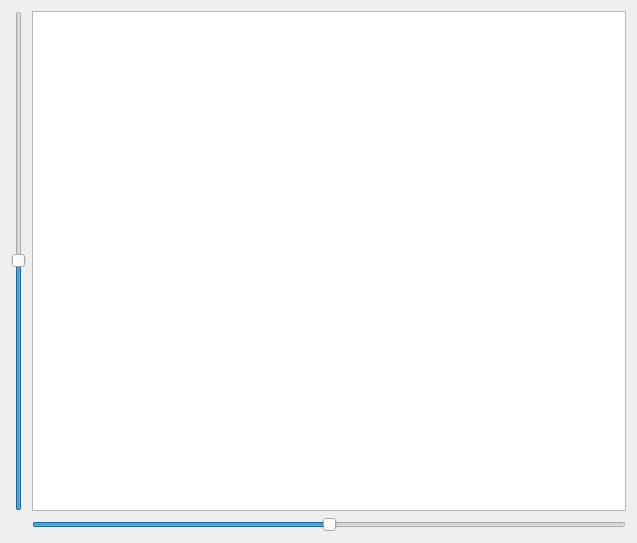
HARPTech/RTest, file src/VehicleViewer.ui: the form before one commit.
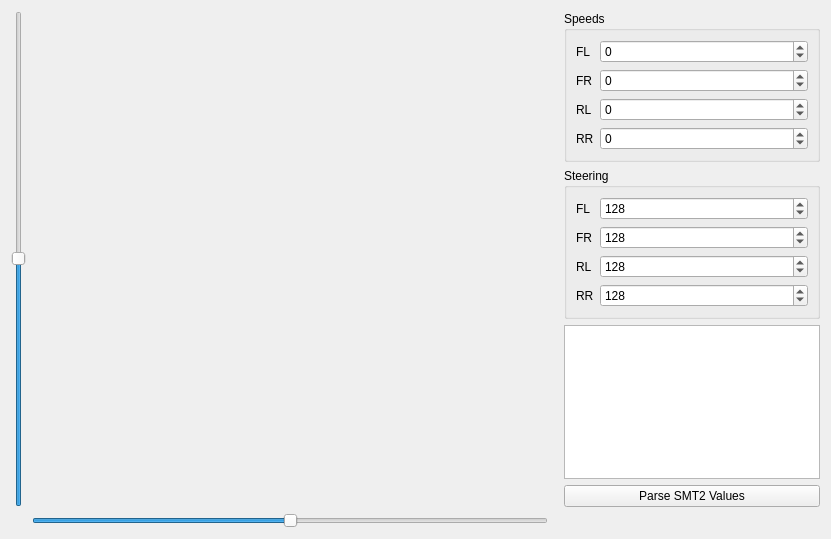
The form after the commit.

Commit message: Display wheels with rotations and speeds in RTest. Refs #24.

What changed in the file:
```diff
--- a/src/VehicleViewer.ui
+++ b/src/VehicleViewer.ui
@@ -6,7 +6,7 @@
    <rect>
     <x>0</x>
     <y>0</y>
-    <width>637</width>
+    <width>831</width>
     <height>539</height>
    </rect>
   </property>
@@ -14,35 +14,6 @@
    <string>Form</string>
   </property>
   <layout class="QGridLayout" name="gridLayout">
-   <item row="0" column="0">
-    <widget class="QSlider" name="speedSlider">
-     <property name="minimum">
-      <number>-32768</number>
-     </property>
-     <property name="maximum">
-      <number>32767</number>
-     </property>
-     <property name="orientation">
-      <enum>Qt::Vertical</enum>
-     </property>
-    </widget>
-   </item>
-   <item row="0" column="1">
-    <widget class="QGraphicsView" name="roverView">
-     <property name="sizePolicy">
-      <sizepolicy hsizetype="Expanding" vsizetype="Expanding">
-       <horstretch>0</horstretch>
-       <verstretch>0</verstretch>
-      </sizepolicy>
-     </property>
-     <property name="minimumSize">
-      <size>
-       <width>0</width>
-       <height>500</height>
-      </size>
-     </property>
-    </widget>
-   </item>
    <item row="1" column="1">
     <widget class="QSlider" name="steeringSlider">
      <property name="minimum">
@@ -59,6 +30,215 @@
      </property>
     </widget>
    </item>
+   <item row="0" column="0">
+    <widget class="QSlider" name="speedSlider">
+     <property name="minimum">
+      <number>-32768</number>
+     </property>
+     <property name="maximum">
+      <number>32767</number>
+     </property>
+     <property name="orientation">
+      <enum>Qt::Vertical</enum>
+     </property>
+    </widget>
+   </item>
+   <item row="0" column="2">
+    <layout class="QVBoxLayout" name="verticalLayout">
+     <property name="leftMargin">
+      <number>10</number>
+     </property>
+     <item>
+      <widget class="QGroupBox" name="speedGroup">
+       <property name="title">
+        <string>Speeds</string>
+       </property>
+       <layout class="QFormLayout" name="formLayout">
+        <item row="0" column="0">
+         <widget class="QLabel" name="speedFLLabel">
+          <property name="text">
+           <string>FL</string>
+          </property>
+         </widget>
+        </item>
+        <item row="0" column="1">
+         <widget class="QSpinBox" name="speedFLSpinner">
+          <property name="minimum">
+           <number>-255</number>
+          </property>
+          <property name="maximum">
+           <number>255</number>
+          </property>
+          <property name="value">
+           <number>0</number>
+          </property>
+         </widget>
+        </item>
+        <item row="1" column="0">
+         <widget class="QLabel" name="speedFRLabel">
+          <property name="text">
+           <string>FR</string>
+          </property>
+         </widget>
+        </item>
+        <item row="1" column="1">
+         <widget class="QSpinBox" name="speedFRSpinner">
+          <property name="minimum">
+           <number>-255</number>
+          </property>
+          <property name="maximum">
+           <number>255</number>
+          </property>
+          <property name="value">
+           <number>0</number>
+          </property>
+         </widget>
+        </item>
+        <item row="2" column="1">
+         <widget class="QSpinBox" name="speedRLSpinner">
+          <property name="minimum">
+           <number>-255</number>
+          </property>
+          <property name="maximum">
+           <number>255</number>
+          </property>
+          <property name="value">
+           <number>0</number>
+          </property>
+         </widget>
+        </item>
+        <item row="3" column="1">
+         <widget class="QSpinBox" name="speedRRSpinner">
+          <property name="minimum">
+           <number>-255</number>
+          </property>
+          <property name="maximum">
+           <number>255</number>
+          </property>
+          <property name="value">
+           <number>0</number>
+          </property>
+         </widget>
+        </item>
+        <item row="2" column="0">
+         <widget class="QLabel" name="speedRLLabel">
+          <property name="text">
+           <string>RL</string>
+          </property>
+         </widget>
+        </item>
+        <item row="3" column="0">
+         <widget class="QLabel" name="speedRRLabel">
+          <property name="text">
+           <string>RR</string>
+          </property>
+         </widget>
+        </item>
+       </layout>
+      </widget>
+     </item>
+     <item>
+      <widget class="QGroupBox" name="steeringGroup">
+       <property name="title">
+        <string>Steering</string>
+       </property>
+       <layout class="QFormLayout" name="formLayout_2">
+        <item row="0" column="0">
+         <widget class="QLabel" name="steeringFLLabel">
+          <property name="text">
+           <string>FL</string>
+          </property>
+         </widget>
+        </item>
+        <item row="1" column="0">
+         <widget class="QLabel" name="steeringFRLabel">
+          <property name="text">
+           <string>FR</string>
+          </property>
+         </widget>
+        </item>
+        <item row="2" column="0">
+         <widget class="QLabel" name="steeringRLLabel">
+          <property name="text">
+           <string>RL</string>
+          </property>
+         </widget>
+        </item>
+        <item row="3" column="0">
+         <widget class="QLabel" name="steeringRRLabel">
+          <property name="text">
+           <string>RR</string>
+          </property>
+         </widget>
+        </item>
+        <item row="0" column="1">
+         <widget class="QSpinBox" name="steeringFLSpinner">
+          <property name="maximum">
+           <number>255</number>
+          </property>
+          <property name="value">
+           <number>128</number>
+          </property>
+         </widget>
+        </item>
+        <item row="1" column="1">
+         <widget class="QSpinBox" name="steeringFRSpinner">
+          <property name="maximum">
+           <number>255</number>
+          </property>
+          <property name="value">
+           <number>128</number>
+          </property>
+         </widget>
+        </item>
+        <item row="2" column="1">
+         <widget class="QSpinBox" name="steeringRLSpinner">
+          <property name="maximum">
+           <number>255</number>
+          </property>
+          <property name="value">
+           <number>128</number>
+          </property>
+         </widget>
+        </item>
+        <item row="3" column="1">
+         <widget class="QSpinBox" name="steeringRRSpinner">
+          <property name="maximum">
+           <number>255</number>
+          </property>
+          <property name="value">
+           <number>128</number>
+          </property>
+         </widget>
+        </item>
+       </layout>
+      </widget>
+     </item>
+     <item>
+      <widget class="QPlainTextEdit" name="smt2Input">
+       <property name="sizePolicy">
+        <sizepolicy hsizetype="Minimum" vsizetype="Expanding">
+         <horstretch>0</horstretch>
+         <verstretch>0</verstretch>
+        </sizepolicy>
+       </property>
+      </widget>
+     </item>
+     <item>
+      <widget class="QPushButton" name="smt2InputButton">
+       <property name="sizePolicy">
+        <sizepolicy hsizetype="Minimum" vsizetype="Minimum">
+         <horstretch>0</horstretch>
+         <verstretch>0</verstretch>
+        </sizepolicy>
+       </property>
+       <property name="text">
+        <string>Parse SMT2 Values</string>
+       </property>
+      </widget>
+     </item>
+    </layout>
+   </item>
   </layout>
  </widget>
  <resources/>
```
Left out of the diff: 2 changed lines with no effect on the pictures. The commit also changes 5 other files.
